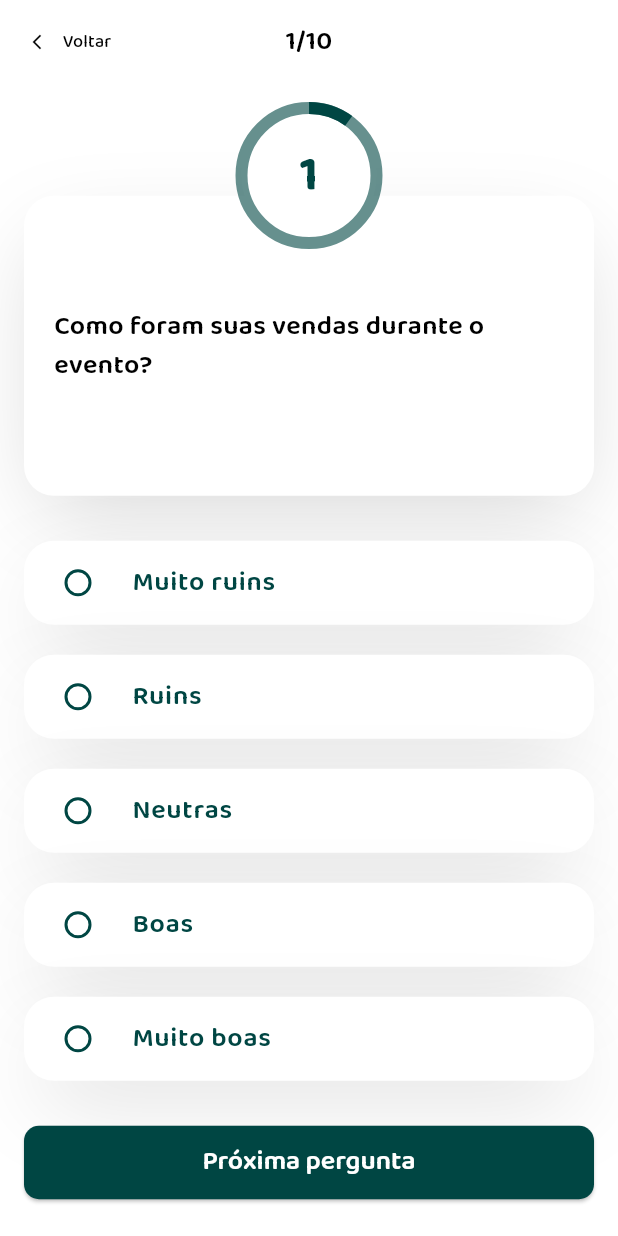
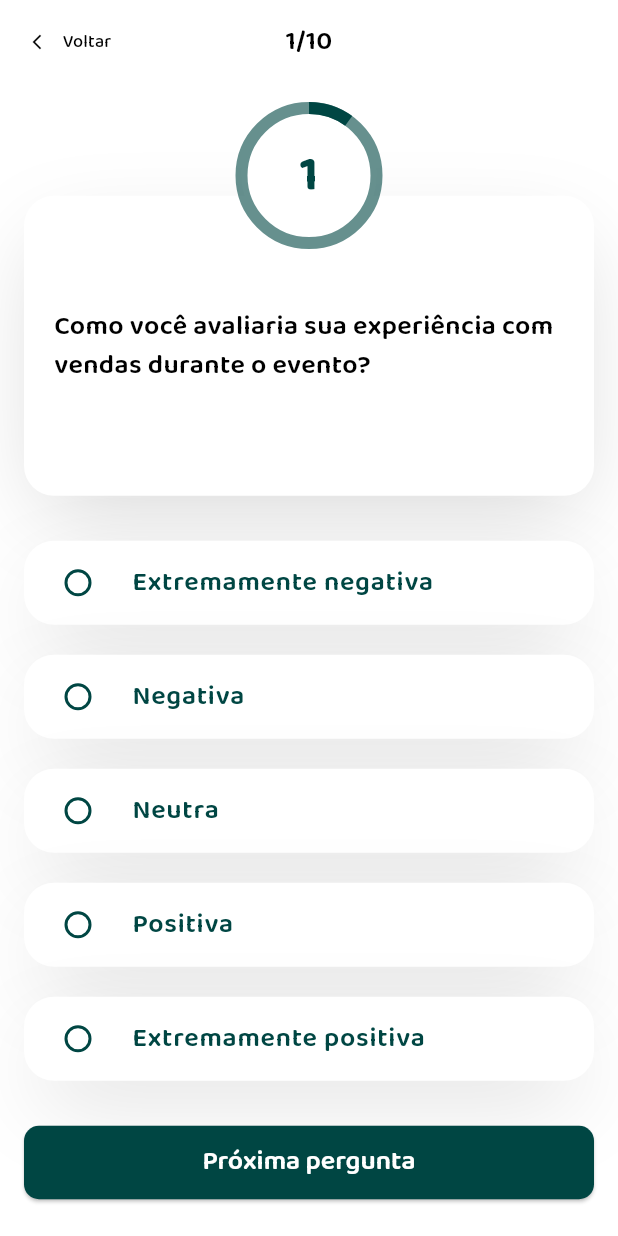
Before and after one commit to Anapropegua/AgroSulQuizzes, a Flutter app: the QuestionScreen screen opened by its route, on a phone screen of 412 x 824 dp. Run offline on Flutter 3.47's test engine with Material 3 defaults, Android fonts, the phone set to English and light mode, and no system bars; our stand-ins replace connectivity, dartz, equatable, flutter_bloc, flutter_svg, get_it and 2 more; missing offline and left inert: hasura_connect; accounts and stored records are empty.

Commit message:
padronização de respostas

```diff
--- a/lib/src/core/constants.dart
+++ b/lib/src/core/constants.dart
@@ -17,22 +17,22 @@ const List<QuestionEntity> participantQuestions = [
     questionNumber: 2,
     question: 'Como você avaliaria o credenciamento do evento?',
     alternatives: [
-      "Extremamente negativo",
-      "Negativo",
-      "Neutro",
-      "Positivo",
-      "Extremamente positivo"
+      "Extremamente negativa",
+      "Negativa",
+      "Neutra",
+      "Positiva",
+      "Extremamente positiva"
     ],
   ),
   QuestionEntity(
     questionNumber: 3,
     question: 'Como você avaliaria o site do evento?',
     alternatives: [
-      "Extremamente negativo",
-      "Negativo",
-      "Neutro",
-      "Positivo",
-      "Extremamente positivo"
+      "Extremamente negativa",
+      "Negativa",
+      "Neutra",
+      "Positiva",
+      "Extremamente positiva"
     ],
   ),
   QuestionEntity(
@@ -50,55 +50,55 @@ const List<QuestionEntity> participantQuestions = [
     questionNumber: 5,
     question: 'Como você avaliaria os minicursos?',
     alternatives: [
-      "Extremamente negativos",
-      "Negativos",
-      "Neutros",
-      "Positivos",
-      "Extremamente positivos"
+      "Extremamente negativa",
+      "Negativa",
+      "Neutra",
+      "Positiva",
+      "Extremamente positiva"
     ],
   ),
   QuestionEntity(
     questionNumber: 6,
     question: 'Como você avaliaria as oficinas?',
     alternatives: [
-      "Extremamente negativas",
-      "Negativas",
-      "Neutras",
-      "Positivas",
-      "Extremamente positivas"
+      "Extremamente negativa",
+      "Negativa",
+      "Neutra",
+      "Positiva",
+      "Extremamente positiva"
     ],
   ),
   QuestionEntity(
     questionNumber: 7,
     question: 'Como você avaliaria as mesas redondas?',
     alternatives: [
-      "Extremamente negativas",
-      "Negativas",
-      "Neutras",
-      "Positivas",
-      "Extremamente positivas"
+      "Extremamente negativa",
+      "Negativa",
+      "Neutra",
+      "Positiva",
+      "Extremamente positiva"
     ],
   ),
   QuestionEntity(
     questionNumber: 8,
     question: 'Como você avaliaria as palestras?',
     alternatives: [
-      "Extremamente negativas",
-      "Negativas",
-      "Neutras",
-      "Positivas",
-      "Extremamente positivas"
+      "Extremamente negativa",
+      "Negativa",
+      "Neutra",
+      "Positiva",
+      "Extremamente positiva"
     ],
   ),
   QuestionEntity(
     questionNumber: 9,
     question: 'Como você avaliaria os seminários temáticos?',
     alternatives: [
-      "Extremamente negativos",
-      "Negativos",
-      "Neutros",
-      "Positivos",
-      "Extremamente positivos"
+      "Extremamente negativa",
+      "Negativa",
+      "Neutra",
+      "Positiva",
+      "Extremamente positiva"
     ],
   ),
   QuestionEntity(
@@ -127,11 +127,11 @@ const List<QuestionEntity> participantQuestions = [
     questionNumber: 12,
     question: 'Como você avaliaria as atrações culturais?',
     alternatives: [
-      "Extremamente negativas",
-      "Negativas",
-      "Neutras",
-      "Positivas",
-      "Extremamente positivas"
+      "Extremamente negativa",
+      "Negativa",
+      "Neutra",
+      "Positiva",
+      "Extremamente positiva"
     ],
   ),
   QuestionEntity(
@@ -149,23 +149,22 @@ const List<QuestionEntity> participantQuestions = [
     questionNumber: 14,
     question: 'Como você avaliaria os palestrantes?',
     alternatives: [
-      "Extremamente negativos",
-      "Negativos",
-      "Neutros",
-      "Positivos",
-      "Extremamente positivos"
+      "Extremamente negativa",
+      "Negativa",
+      "Neutra",
+      "Positiva",
+      "Extremamente positiva"
     ],
   ),
   QuestionEntity(
     questionNumber: 15,
-    question:
-        'Como você avaliaria o funcionamento das dependências (banheiros, bebedouros, salas, etc)?',
+    question: 'Como você avaliaria o funcionamento das dependências (banheiros, bebedouros, salas, etc)?',
     alternatives: [
-      "Extremamente negativo",
-      "Negativo",
-      "Neutro",
-      "Positivo",
-      "Extremamente positivo"
+      "Extremamente negativa",
+      "Negativa",
+      "Neutra",
+      "Positiva",
+      "Extremamente positiva"
     ],
   ),
   QuestionEntity(
@@ -183,11 +182,11 @@ const List<QuestionEntity> participantQuestions = [
     questionNumber: 17,
     question: 'Como você avaliaria o atendimento da saúde?',
     alternatives: [
-      "Extremamente negativo",
-      "Negativo",
-      "Neutro",
-      "Positivo",
-      "Extremamente positivo"
+      "Extremamente negativa",
+      "Negativa",
+      "Neutra",
+      "Positiva",
+      "Extremamente positiva"
     ],
   ),
   QuestionEntity(
@@ -217,8 +216,7 @@ const List<QuestionEntity> participantQuestions = [
   ),
   QuestionEntity(
     questionNumber: 24,
-    question:
-        'Você tem sugestões para tornar a próxima edição ainda mais atraente?',
+    question: 'Você tem sugestões para tornar a próxima edição ainda mais atraente?',
   ),
   QuestionEntity(
     questionNumber: 25,
@@ -237,53 +235,60 @@ const List<QuestionEntity> participantOpenEndedQuestions = [];
 const List<QuestionEntity> farmerQuestions = [
   QuestionEntity(
     questionNumber: 1,
-    question: 'Como foram suas vendas durante o evento?',
-    alternatives: ["Muito ruins", "Ruins", "Neutras", "Boas", "Muito boas"],
+    question: 'Como você avaliaria sua experiência com vendas durante o evento?',
+    alternatives: [
+      "Extremamente negativa",
+      "Negativa",
+      "Neutra",
+      "Positiva",
+      "Extremamente positiva"
+    ],
   ),
   QuestionEntity(
     questionNumber: 2,
-    question: 'O espaço fornecido para exposição atendeu às suas expectativas?',
+    question: 'Como você avaliaria sua experiência com o espaço fornecido para exposição ?',
     alternatives: [
-      "Discordo totalmente",
-      "Discordo",
-      "Neutro",
-      "Concordo",
-      "Concordo totalmente"
+      "Extremamente negativa",
+      "Negativa",
+      "Neutra",
+      "Positiva",
+      "Extremamente positiva"
     ],
   ),
   QuestionEntity(
     questionNumber: 3,
     question: 'Houve um interesse significativo pelos seus produtos?',
     alternatives: [
-      "Discordo totalmente",
-      "Discordo",
-      "Neutro",
-      "Concordo",
-      "Concordo totalmente"
+      "Sim",
+      "Não",
     ],
   ),
   QuestionEntity(
     questionNumber: 4,
-    question:
-        'O evento proporcionou oportunidades de trocas de experiências benéficas para você?',
+    question: 'O evento proporcionou oportunidades de trocas de experiências benéficas para você?',
     alternatives: [
-      "Discordo totalmente",
-      "Discordo",
-      "Neutro",
-      "Concordo",
-      "Concordo totalmente"
+      "Sim",
+      "Não",
     ],
   ),
   QuestionEntity(
     questionNumber: 5,
     question: 'Você fez novos contatos comerciais durante a feira?',
-    alternatives: ["Não", "Poucos", "Alguns", "Muitos", "Muitíssimos"],
+    alternatives: [
+      "Sim",
+      "Não",
+    ],
   ),
   QuestionEntity(
     questionNumber: 6,
-    question:
-        'Como você avalia a logística do evento em relação aos produtores?',
-    alternatives: ["Muito ruim", "Ruim", "Neutro", "Bom", "Muito bom"],
+    question: 'Como você avalia a logística do evento em relação aos produtores?',
+    alternatives: [
+      "Extremamente negativa",
+      "Negativa",
+      "Neutra",
+      "Positiva",
+      "Extremamente positiva"
+    ],
   ),
   QuestionEntity(
     questionNumber: 7,
@@ -292,13 +297,11 @@ const List<QuestionEntity> farmerQuestions = [
   ),
   QuestionEntity(
     questionNumber: 8,
-    question:
-        'Que tipo de apoio adicional você gostaria de ver em futuras edições?',
+    question: 'Que tipo de apoio adicional você gostaria de ver em futuras edições?',
   ),
   QuestionEntity(
     questionNumber: 9,
-    question:
-        'Alguma sugestão específica para melhorar a participação dos produtores?',
+    question: 'Alguma sugestão específica para melhorar a participação dos produtores?',
   ),
   QuestionEntity(
     questionNumber: 10,
```
